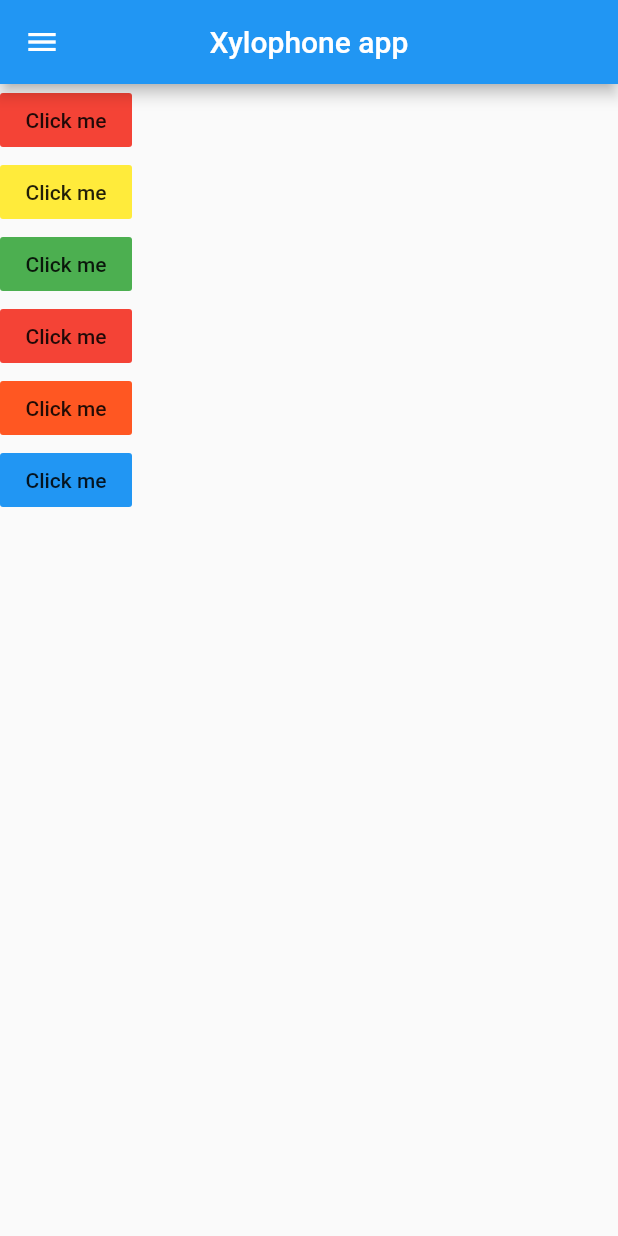
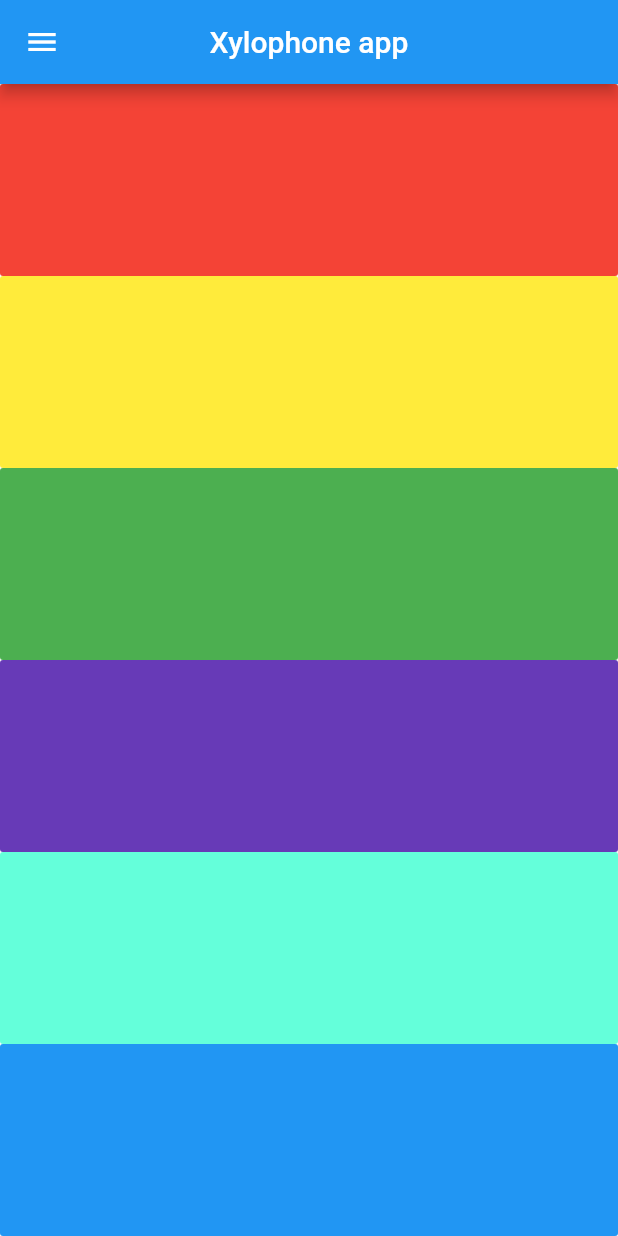
Before and after one commit to Sohag-84/Harmonium_app, a Flutter app: the screen it shows after launch, on a phone screen of 412 x 824 dp. Run offline on Flutter 3.47's test engine with Material 2 defaults, Android fonts, the light colour scheme and no system bars; our stand-ins replace audioplayers.

Commit message:
Add expanded widget

```diff
--- a/lib/main.dart
+++ b/lib/main.dart
@@ -27,48 +27,61 @@ class MyApp extends StatelessWidget {
         ),
         body: SafeArea(
           child: Column(
+            crossAxisAlignment: CrossAxisAlignment.stretch,//its use to wrap full width in the screen
             children: [
-              FlatButton(
+              Expanded(
+                child: FlatButton(
                   color: Colors.red,
                   onPressed: (){
                     soundPlay(2);
                   },
-                child: const Text("Click me"),
+                  child: const Text(""),
                 ),
-              FlatButton(
+              ),
+              Expanded(
+                child: FlatButton(
                   color: Colors.yellow,
                   onPressed: (){
                     soundPlay(3);
                   },
-                child: const Text("Click me"),
+                  child: const Text(""),
                 ),
-              FlatButton(
+              ),
+              Expanded(
+                child: FlatButton(
                   color: Colors.green,
                   onPressed: (){
                     soundPlay(4);
                   },
-                child: const Text("Click me"),
+                  child: const Text(""),
                 ),
-              FlatButton(
-                color: Colors.red,
+              ),
+              Expanded(
+                child: FlatButton(
+                  color: Colors.deepPurple,
                   onPressed: (){
                     soundPlay(5);
                   },
-                child: const Text("Click me"),
+                  child: const Text(""),
                 ),
-              FlatButton(
-                color: Colors.deepOrange,
+              ),
+              Expanded(
+                child: FlatButton(
+                  color: Colors.tealAccent,
                   onPressed: (){
                     soundPlay(6);
                   },
-                child: const Text("Click me"),
+                  child: const Text(""),
                 ),
-              FlatButton(
+              ),
+              Expanded(
+                child: FlatButton(
                   color: Colors.blue,
                   onPressed: (){
                     soundPlay(7);
                   },
-                child: const Text("Click me"),
+                  child: const Text(""),
+                ),
               ),
 
             ],
```
Lines whose indentation alone changed are shown as unchanged.
